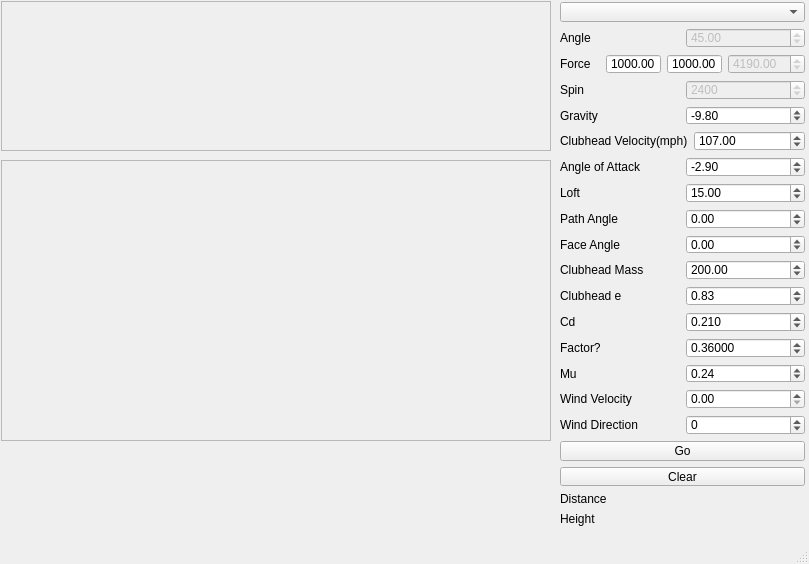
Old version of the form main_ui.ui in the repository dsizzle/trajectory.
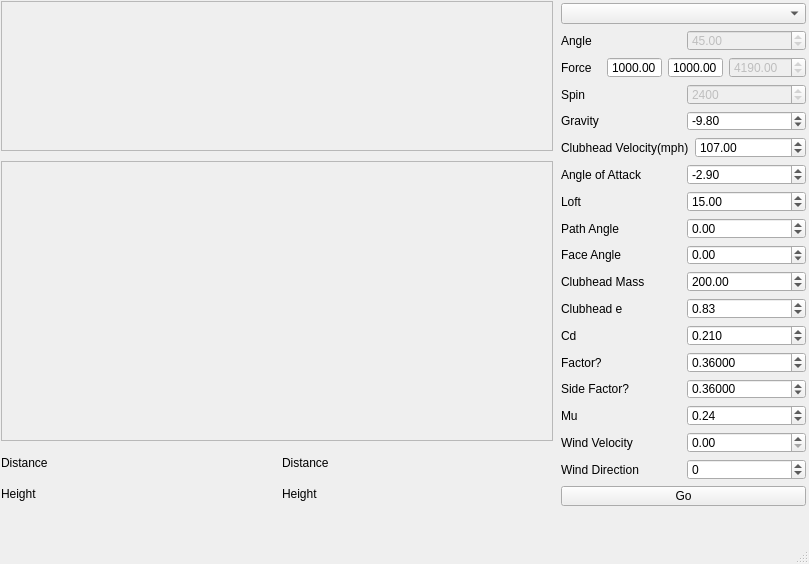
New version of the form. Custom widgets are drawn as their Qt base class.

Patch:
```diff
--- a/main_ui.ui
+++ b/main_ui.ui
@@ -14,32 +14,116 @@
    <string>MainWindow</string>
   </property>
   <widget class="QWidget" name="centralwidget">
-   <widget class="Canvas" name="frame">
+   <widget class="QWidget" name="layoutWidget">
     <property name="geometry">
      <rect>
       <x>1</x>
       <y>1</y>
-      <width>550</width>
-      <height>150</height>
+      <width>552</width>
+      <height>508</height>
      </rect>
     </property>
-    <property name="autoFillBackground">
-     <bool>false</bool>
-    </property>
-    <property name="frameShape">
-     <enum>QFrame::StyledPanel</enum>
-    </property>
-    <property name="frameShadow">
-     <enum>QFrame::Sunken</enum>
-    </property>
+    <layout class="QVBoxLayout" name="verticalLayout_2">
+     <property name="spacing">
+      <number>10</number>
+     </property>
+     <item>
+      <widget class="Canvas" name="frame">
+       <property name="minimumSize">
+        <size>
+         <width>550</width>
+         <height>150</height>
+        </size>
+       </property>
+       <property name="autoFillBackground">
+        <bool>false</bool>
+       </property>
+       <property name="frameShape">
+        <enum>QFrame::StyledPanel</enum>
+       </property>
+       <property name="frameShadow">
+        <enum>QFrame::Sunken</enum>
+       </property>
+      </widget>
+     </item>
+     <item>
+      <widget class="Canvas2" name="frame_2">
+       <property name="minimumSize">
+        <size>
+         <width>550</width>
+         <height>280</height>
+        </size>
+       </property>
+       <property name="autoFillBackground">
+        <bool>false</bool>
+       </property>
+       <property name="frameShape">
+        <enum>QFrame::StyledPanel</enum>
+       </property>
+       <property name="frameShadow">
+        <enum>QFrame::Sunken</enum>
+       </property>
+      </widget>
+     </item>
+     <item>
+      <layout class="QGridLayout" name="gridLayout">
+       <property name="topMargin">
+        <number>5</number>
+       </property>
+       <property name="bottomMargin">
+        <number>5</number>
+       </property>
+       <item row="0" column="0">
+        <widget class="QLabel" name="distanceFieldLabel">
+         <property name="text">
+          <string>Distance</string>
+         </property>
+        </widget>
+       </item>
+       <item row="1" column="0">
+        <widget class="QLabel" name="heightFieldLabel">
+         <property name="text">
+          <string>Height</string>
+         </property>
+        </widget>
+       </item>
+       <item row="1" column="1">
+        <widget class="QLabel" name="heightField">
+         <property name="minimumSize">
+          <size>
+           <width>0</width>
+           <height>21</height>
+          </size>
+         </property>
+         <property name="text">
+          <string>Height</string>
+         </property>
+        </widget>
+       </item>
+       <item row="0" column="1">
+        <widget class="QLabel" name="distanceField">
+         <property name="minimumSize">
+          <size>
+           <width>0</width>
+           <height>21</height>
+          </size>
+         </property>
+         <property name="text">
+          <string>Distance</string>
+         </property>
+        </widget>
+       </item>
+      </layout>
+     </item>
+    </layout>
    </widget>
    <widget class="QWidget" name="layoutWidget">
     <property name="geometry">
      <rect>
-      <x>560</x>
-      <y>2</y>
+      <x>561</x>
+      <y>3</y>
       <width>245</width>
-      <height>524</height>
+      <height>503</height>
      </rect>
     </property>
     <layout class="QVBoxLayout" name="verticalLayout">
@@ -444,6 +528,36 @@
        </item>
       </layout>
      </item>
+     <item>
+      <layout class="QHBoxLayout" name="horizontalLayout_13">
+       <item>
+        <widget class="QLabel" name="cdSpinBoxLabel_6">
+         <property name="text">
+          <string>Side Factor?</string>
+         </property>
+        </widget>
+       </item>
+       <item>
+        <widget class="QDoubleSpinBox" name="sideFactorSpinBox">
+         <property name="wrapping">
+          <bool>true</bool>
+         </property>
+         <property name="decimals">
+          <number>5</number>
+         </property>
+         <property name="maximum">
+          <double>1.000000000000000</double>
+         </property>
+         <property name="singleStep">
+          <double>0.001000000000000</double>
+         </property>
+         <property name="value">
+          <double>0.360000000000000</double>
+         </property>
+        </widget>
+       </item>
+      </layout>
+     </item>
      <item>
       <layout class="QHBoxLayout" name="horizontalLayout_8">
        <item>
@@ -529,48 +643,8 @@
        </property>
       </widget>
      </item>
-     <item>
-      <widget class="QPushButton" name="clearButton">
-       <property name="text">
-        <string>Clear</string>
-       </property>
-      </widget>
-     </item>
-     <item>
-      <widget class="QLabel" name="distanceField">
-       <property name="text">
-        <string>Distance</string>
-       </property>
-      </widget>
-     </item>
-     <item>
-      <widget class="QLabel" name="heightField">
-       <property name="text">
-        <string>Height</string>
-       </property>
-      </widget>
-     </item>
     </layout>
    </widget>
-   <widget class="Canvas2" name="frame_2">
-    <property name="geometry">
-     <rect>
-      <x>1</x>
-      <y>160</y>
-      <width>550</width>
-      <height>281</height>
-     </rect>
-    </property>
-    <property name="autoFillBackground">
-     <bool>false</bool>
-    </property>
-    <property name="frameShape">
-     <enum>QFrame::StyledPanel</enum>
-    </property>
-    <property name="frameShadow">
-     <enum>QFrame::Sunken</enum>
-    </property>
-   </widget>
   </widget>
   <widget class="QMenuBar" name="menubar">
    <property name="geometry">
```
